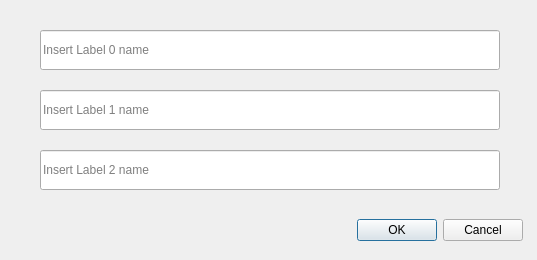
First picture: the form in LabelingTool/labeleditor.ui, repository Marco-Longo/Labeling-Tool, before the edit.
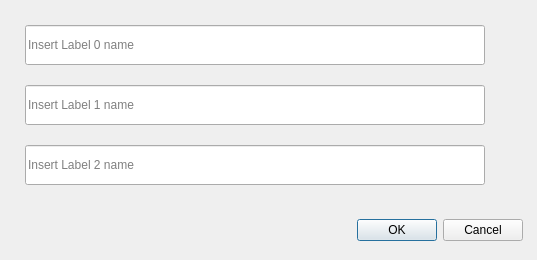
Second picture: the form after the edit.

Patch:
```diff
--- a/LabelingTool/labeleditor.ui
+++ b/LabelingTool/labeleditor.ui
@@ -10,6 +10,12 @@
     <height>260</height>
    </rect>
   </property>
+  <property name="maximumSize">
+   <size>
+    <width>16777215</width>
+    <height>765</height>
+   </size>
+  </property>
   <property name="windowTitle">
    <string>Label Editor</string>
   </property>
@@ -35,12 +41,18 @@
   <widget class="QLineEdit" name="lineEdit0">
    <property name="geometry">
     <rect>
-     <x>40</x>
-     <y>30</y>
+     <x>25</x>
+     <y>25</y>
      <width>460</width>
      <height>40</height>
     </rect>
    </property>
+   <property name="minimumSize">
+    <size>
+     <width>0</width>
+     <height>40</height>
+    </size>
+   </property>
    <property name="placeholderText">
     <string>Insert Label 0 name</string>
    </property>
@@ -48,12 +60,18 @@
   <widget class="QLineEdit" name="lineEdit1">
    <property name="geometry">
     <rect>
-     <x>40</x>
-     <y>90</y>
+     <x>25</x>
+     <y>85</y>
      <width>460</width>
      <height>40</height>
     </rect>
    </property>
+   <property name="minimumSize">
+    <size>
+     <width>0</width>
+     <height>40</height>
+    </size>
+   </property>
    <property name="placeholderText">
     <string>Insert Label 1 name</string>
    </property>
@@ -61,16 +79,74 @@
   <widget class="QLineEdit" name="lineEdit2">
    <property name="geometry">
     <rect>
-     <x>40</x>
-     <y>150</y>
+     <x>25</x>
+     <y>145</y>
      <width>460</width>
      <height>40</height>
     </rect>
    </property>
+   <property name="minimumSize">
+    <size>
+     <width>0</width>
+     <height>40</height>
+    </size>
+   </property>
    <property name="placeholderText">
     <string>Insert Label 2 name</string>
    </property>
   </widget>
+  <widget class="QScrollArea" name="scrollArea">
+   <property name="geometry">
+    <rect>
+     <x>10</x>
+     <y>10</y>
+     <width>521</width>
+     <height>191</height>
+    </rect>
+   </property>
+   <property name="maximumSize">
+    <size>
+     <width>16777215</width>
+     <height>681</height>
+    </size>
+   </property>
+   <property name="frameShape">
+    <enum>QFrame::NoFrame</enum>
+   </property>
+   <property name="widgetResizable">
+    <bool>true</bool>
+   </property>
+   <widget class="QWidget" name="scrollAreaWidgetContents">
+    <property name="geometry">
+     <rect>
+      <x>0</x>
+      <y>0</y>
+      <width>521</width>
+      <height>191</height>
+     </rect>
+    </property>
+    <widget class="QWidget" name="verticalLayoutWidget">
+     <property name="geometry">
+      <rect>
+       <x>0</x>
+       <y>0</y>
+       <width>481</width>
+       <height>191</height>
+      </rect>
+     </property>
+     <layout class="QVBoxLayout" name="verticalLayout">
+      <property name="spacing">
+       <number>20</number>
+      </property>
+     </layout>
+    </widget>
+   </widget>
+  </widget>
+  <zorder>scrollArea</zorder>
+  <zorder>buttonBox</zorder>
+  <zorder>lineEdit0</zorder>
+  <zorder>lineEdit1</zorder>
+  <zorder>lineEdit2</zorder>
  </widget>
  <resources/>
  <connections>
```
